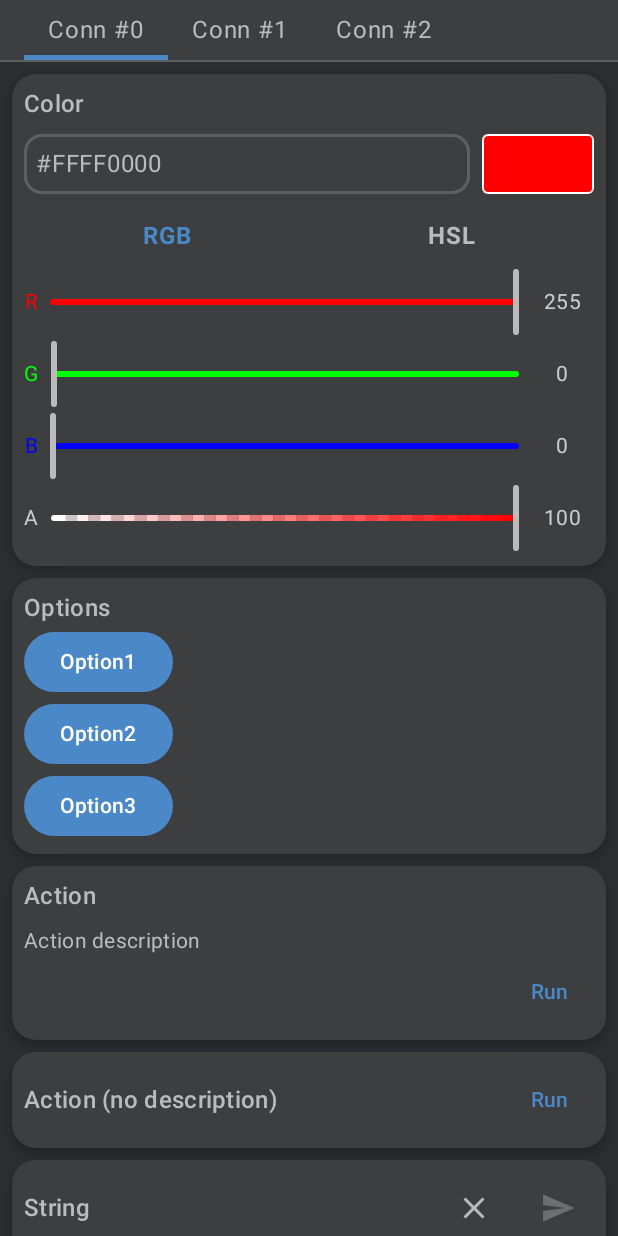
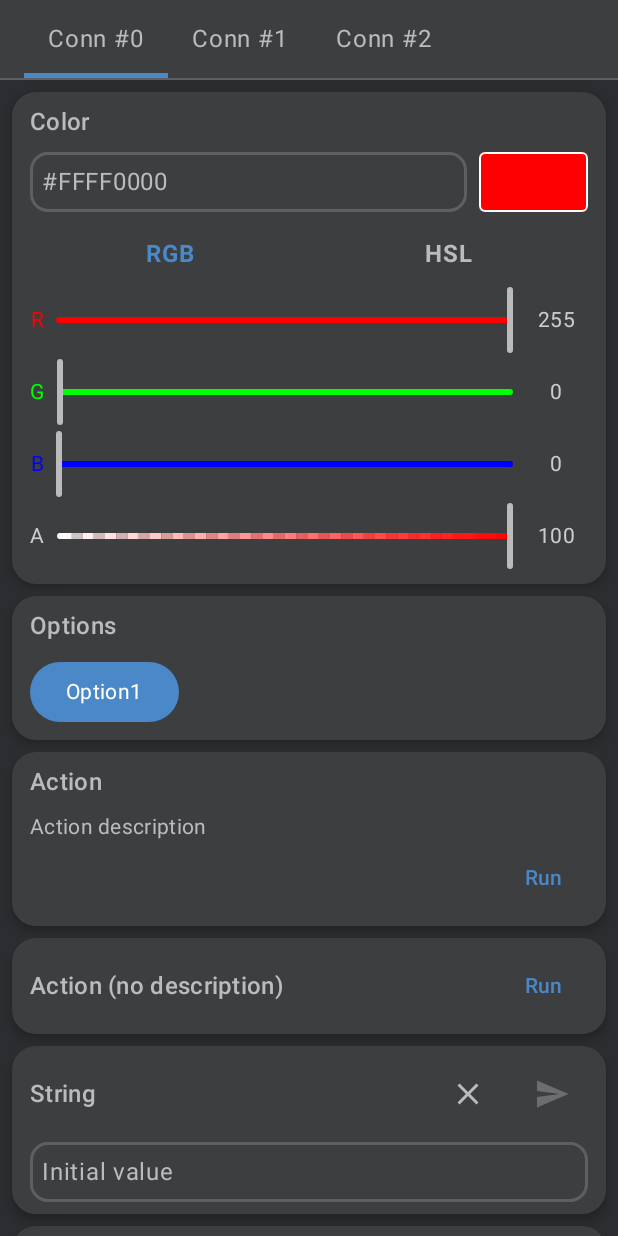
Before and after one commit to vkatz/MissionControl, an Android app built with Jetpack Compose: the screen it shows after launch (MainActivity), on a phone screen of 412 x 824 dp. Run offline under Robolectric (Android 15) with nearby library versions, the phone set to English and light mode, and no system bars; network calls fail; 2 statements that could not run were skipped.

Commit message:
Add option command

```diff
--- a/sdk/server/src/commonMain/kotlin/com/vkatz/missioncontrol/server/base/ui/ServerUI.kt
+++ b/sdk/server/src/commonMain/kotlin/com/vkatz/missioncontrol/server/base/ui/ServerUI.kt
@@ -24,9 +24,13 @@ fun ServerUI(
     theme: (@Composable (@Composable () -> Unit) -> Unit)? = null
 ) {
     if (theme != null) theme {
-        ServerUIBody(server)
+        Surface(modifier) {
+            ServerUIBody(server)
+        }
     } else MissionControlTheme(modifier) {
-        ServerUIBody(server)
+        Surface(modifier) {
+            ServerUIBody(server)
+        }
     }
 }
 
@@ -90,11 +94,14 @@ private fun ConnectionsTabs(
                 selected = item == activeConnection,
                 onClick = { onClick(item) },
             ) {
-                Text(
-                    item.name,
+                Box(
                     modifier = Modifier
                         .padding(horizontal = 16.dp, vertical = 8.dp)
-                )
+                        .sizeIn(minHeight = 36.dp),
+                    contentAlignment = Alignment.Center
+                ) {
+                    Text(text = item.name)
+                }
             }
         }
     }
@@ -128,7 +135,7 @@ private fun ConnectionUI(connection: AbsConnection) {
                     shadowElevation = 4.dp,
                     tonalElevation = 8.dp
                 ) {
-                    Box(Modifier.padding(8.dp)) {
+                    Box(Modifier.padding(vertical = 8.dp, horizontal = 12.dp)) {
                         Command(it, Modifier.fillMaxWidth()) {
                             scope.launch {
                                 connection.sendCommand(it)
--- a/sdk/server/src/commonMain/kotlin/com/vkatz/missioncontrol/server/base/ui/Theme.kt
+++ b/sdk/server/src/commonMain/kotlin/com/vkatz/missioncontrol/server/base/ui/Theme.kt
@@ -4,7 +4,6 @@ package com.vkatz.missioncontrol.server.base.ui
 
 import androidx.compose.material3.ExperimentalMaterial3Api
 import androidx.compose.material3.MaterialTheme
-import androidx.compose.material3.Surface
 import androidx.compose.material3.darkColorScheme
 import androidx.compose.runtime.Composable
 import androidx.compose.ui.Modifier
@@ -49,10 +48,6 @@ internal fun MissionControlTheme(
             outlineVariant = Color(0xFF5E6060),
             scrim = NOT_SPECIFIED,
         ),
-    ) {
-        Surface(
-            modifier = modifier,
-            content = content
-        )
-    }
+        content = content
+    )
 }
--- a/sdk/server/src/commonMain/kotlin/com/vkatz/missioncontrol/server/base/ui/commands/OptionCommand.kt
+++ b/sdk/server/src/commonMain/kotlin/com/vkatz/missioncontrol/server/base/ui/commands/OptionCommand.kt
@@ -1,16 +1,16 @@
 package com.vkatz.missioncontrol.server.base.ui.commands
 
-import androidx.compose.foundation.layout.Column
-import androidx.compose.foundation.layout.heightIn
+import androidx.compose.foundation.layout.*
 import androidx.compose.foundation.lazy.LazyColumn
-import androidx.compose.foundation.lazy.items
+import androidx.compose.foundation.lazy.itemsIndexed
 import androidx.compose.material3.Button
 import androidx.compose.material3.MaterialTheme
 import androidx.compose.material3.Text
-import androidx.compose.runtime.Composable
+import androidx.compose.runtime.*
 import androidx.compose.ui.Modifier
 import androidx.compose.ui.unit.dp
 import com.vkatz.missioncontrol.common.Command.OptionPropertyUpdate
+import com.vkatz.missioncontrol.server.base.ui.components.PlatformOptionDialog
 import com.vkatz.missioncontrol.server.base.ui.valueAsState
 
 @Composable
@@ -22,12 +22,38 @@ internal fun OptionCommand(
     Column(
         modifier = modifier,
     ) {
-        val value = command.valueAsState()
+        val value by command.valueAsState()
+        var isDialogVisible by remember { mutableStateOf(false) }
+
         Text(command.name, style = MaterialTheme.typography.titleMedium)
-        LazyColumn(userScrollEnabled = false, modifier = Modifier.heightIn(max = 500.dp)) {
-            items(command.options) {
-                Button({ }) {
-                    Text(it)
+        Spacer(modifier = Modifier.size(8.dp))
+        Button({ isDialogVisible = true }) {
+            Text(
+                text = command.options[value.coerceIn(command.options.indices)],
+                style = MaterialTheme.typography.bodyMedium
+            )
+        }
+        PlatformOptionDialog(
+            visible = isDialogVisible,
+            onCloseRequest = { isDialogVisible = false },
+            title = command.name,
+        ) {
+            LazyColumn(
+                contentPadding = PaddingValues(16.dp),
+                verticalArrangement = Arrangement.spacedBy(4.dp)
+            ) {
+                itemsIndexed(command.options) { index, item ->
+                    Button(
+                        onClick = {
+                            isDialogVisible = false
+                            command.value = index
+                            onChanged()
+                        },
+                        enabled = index != value,
+                        content = {
+                            Text(item)
+                        }
+                    )
                 }
             }
         }
```
Also changed, not shown: appAndroid/src/main/java/com/vkatz/missioncontrol/android/MainActivity.kt (+7 -5 lines), appDesktopServer/src/main/kotlin/Main.kt (+6 -1 lines), sdk/server/src/androidMain/kotlin/com/vkatz/missioncontrol/server/base/ui/components/Platform.kt (+36 -0 lines), sdk/server/src/commonMain/kotlin/com/vkatz/missioncontrol/server/base/ui/components/Platform.kt (+8 -0 lines), 2 other files.
